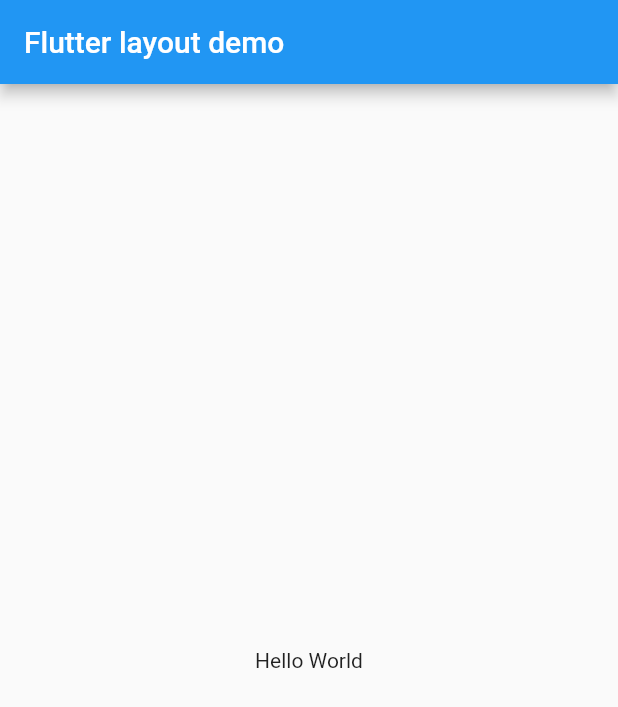
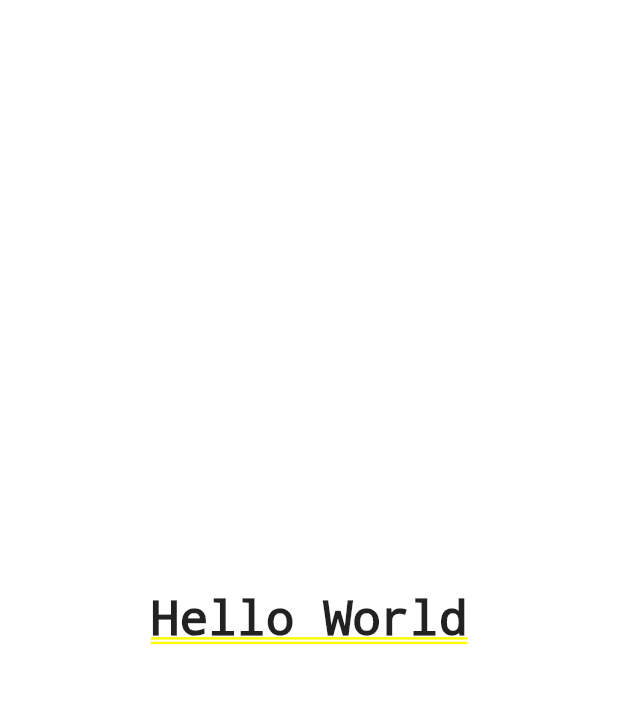
Before and after one commit to shibadog39/flutter-sandbox, a Flutter app: the screen it shows after launch, on a phone screen of 412 x 824 dp. Shown: the top 707 px of the screen. Run offline on Flutter 3.47's test engine with Material 2 defaults, Android fonts, the phone set to English and light mode, and no system bars.

Commit message:
https://flutter.dev/docs/development/ui/layout#non-material-apps
By default a non-Material app doesn’t include an AppBar, title, or background color. If you want these features in a non-Material app, you have to build them yourself

```diff
--- a/lib/main.dart
+++ b/lib/main.dart
@@ -11,14 +11,16 @@ void main() {
 class MyApp extends StatelessWidget {
   @override
   Widget build(BuildContext context) {
-    return MaterialApp(
-      title: 'Flutter layout demo',
-      home: Scaffold(
-        appBar: AppBar(
-          title: Text('Flutter layout demo'),
-        ),
-        body: Center(
-          child: Text('Hello World'),
+    return Container(
+      decoration: BoxDecoration(color: Colors.white),
+      child: Center(
+        child: Text(
+          'Hello World',
+          textDirection: TextDirection.ltr,
+          style: TextStyle(
+            fontSize: 32,
+            color: Colors.black87,
+          ),
         ),
       ),
     );
```
